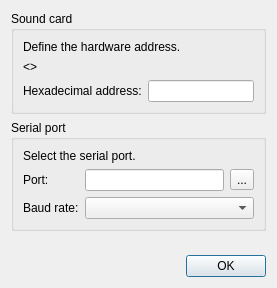
Old version of the form src/hardware.ui in the repository Wohlstand/OPL3BankEditor.
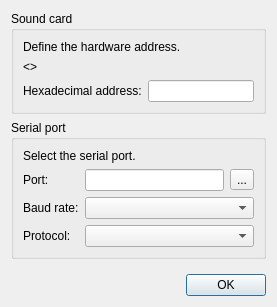
New version of the form. Icons and pictures are not drawn.

Commit message: hardware: add a setting to choose the serial protocol

Diff of the .ui file:
```diff
--- a/src/hardware.ui
+++ b/src/hardware.ui
@@ -7,7 +7,7 @@
     <x>0</x>
     <y>0</y>
     <width>277</width>
-    <height>288</height>
+    <height>307</height>
    </rect>
   </property>
   <property name="windowTitle">
@@ -109,6 +109,16 @@
         <item row="1" column="1">
          <widget class="QComboBox" name="serialRateChoice"/>
         </item>
+        <item row="2" column="0">
+         <widget class="QLabel" name="label_6">
+          <property name="text">
+           <string>Protocol:</string>
+          </property>
+         </widget>
+        </item>
+        <item row="2" column="1">
+         <widget class="QComboBox" name="serialProtocolChoice"/>
+        </item>
        </layout>
       </item>
      </layout>
```
The commit also changes 6 other files.
